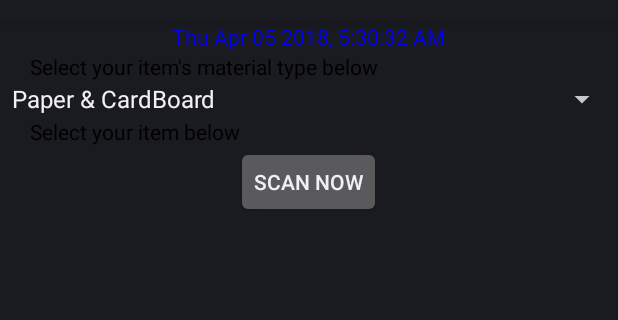
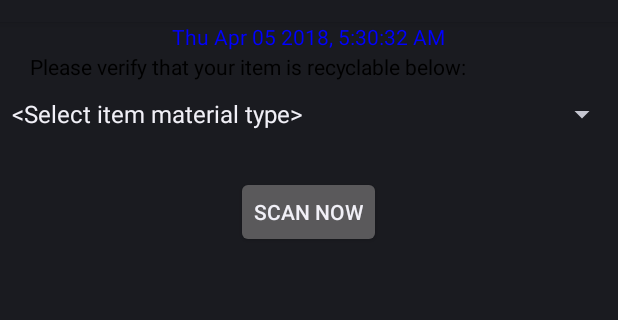
Before and after one commit to jensiegel3/TermProject, an Android app: the Materials screen opened directly, with no data from a screen before it, on a phone screen of 412 x 824 dp, the part 62-382 px from its top. Run offline under Robolectric (Android 15) with nearby library versions, the phone set to English and light mode, and no system bars.

Commit message:
Further Materials page updates

```diff
--- a/app/src/main/java/com/example/jennifersiegel/termproject/Materials.java
+++ b/app/src/main/java/com/example/jennifersiegel/termproject/Materials.java
@@ -4,54 +4,59 @@ import android.app.Activity;
 import android.os.Bundle;
 import android.view.Menu;
 import android.view.MenuItem;
+import android.view.View;
+import android.widget.AdapterView;
 import android.widget.ArrayAdapter;
 import android.widget.Spinner;
 import android.widget.TextView;
 
-public class Materials extends Activity {
+public class Materials extends Activity implements AdapterView.OnItemSelectedListener {
     private Spinner materialTypeSpinner;
     private TextView materialTextView;
 
     private final String[] recyclableCategories = {
+            "<Select item material type>",
             "Paper & CardBoard",
             "Plastic",
             "Metal",
             "Glass"
     };
+    private final String itemListPrompt = "Recyclable items in this category are:\n\n";
+
     private final String paperItems =
-            "White & Colored Paper\n" +
-            "Shredded Paper\n" +
-            "Paper Plates & Bowls (clean)\n" +
-            "Wrapping Paper\n" +
-            "Newspaper\n" +
-            "Magazines & Catalogs\n" +
-            "Mail & Cards\n" +
-            "Folders\n" +
-            "Coffee Cups\n" +
-            "Cardboard Boxes\n" +
-            "Pizza Boxes (without grease stains)\n" +
-            "Milk/Cereal Containers\n" +
-            "Other Unstained Paper";
+            "- White & Colored Paper\n" +
+            "- Shredded Paper\n" +
+            "- Paper Plates & Bowls (clean)\n" +
+            "- Wrapping Paper\n" +
+            "- Newspaper\n" +
+            "- Magazines & Catalogs\n" +
+            "- Mail & Cards\n" +
+            "- Folders\n" +
+            "- Coffee Cups\n" +
+            "- Cardboard Boxes\n" +
+            "- Pizza Boxes (without grease stains)\n" +
+            "- Milk/Cereal Containers\n" +
+            "- Other Unstained Paper";
 
     private final String plasticItems =
-            "Plastic items (# 1-7)\n" +
-            "Coffee Lids\n" +
-            "Plastic Utensils\n" +
-            "Plastic Containers\n" +
-            "LaCava Clamshells\n" +
-            "Rigid Plastics";
+            "- Plastic items (# 1-7)\n" +
+            "- Coffee Lids\n" +
+            "- Plastic Utensils\n" +
+            "- Plastic Containers\n" +
+            "- LaCava Clamshells\n" +
+            "- Rigid Plastics";
 
 
     private final String metalItems =
-            "Aluminum\n" +
-            "Cans\n" +
-            "Tin\n" +
-            "Foil";
+            "- Aluminum\n" +
+            "- Cans\n" +
+            "- Tin\n" +
+            "- Foil";
 
     private final String glassItems =
-            "Beverage Bottles\n" +
-            "Food Jars\n" +
-            "Other glass containers";
+            "- Beverage Bottles\n" +
+            "- Food Jars\n" +
+            "- Other glass containers";
 
     @Override
     protected void onCreate(Bundle savedInstanceState) {
@@ -59,6 +64,7 @@ public class Materials extends Activity {
         setContentView(R.layout.activity_materials);
 
         materialTypeSpinner = (Spinner) findViewById(R.id.materialtypespinner);
+        materialTypeSpinner.setOnItemSelectedListener(this);   //set item click listener
         materialTextView = (TextView) findViewById(R.id.materialtextview);
 
         // Create an ArrayAdapter for material type spinner and connect it to the spinner
@@ -69,6 +75,29 @@ public class Materials extends Activity {
         recyclableCategoriesAdapter.setDropDownViewResource(
                 android.R.layout.simple_spinner_dropdown_item);
         materialTypeSpinner.setAdapter(recyclableCategoriesAdapter);
+    }
+
+    // listener methods for spinner selection callbacks
+    public void onItemSelected(AdapterView<?> parent, View v, int position,
+                               long id) {
+        switch (position) {
+            case 1:
+                materialTextView.setText(itemListPrompt + paperItems);
+                break;
+            case 2:
+                materialTextView.setText(itemListPrompt + plasticItems);
+                break;
+            case 3:
+                materialTextView.setText(itemListPrompt + metalItems);
+                break;
+            case 4:
+                materialTextView.setText(itemListPrompt + glassItems);
+                break;
+        }
+
+    }
+    public void onNothingSelected(AdapterView<?> parent) {
+        materialTextView.setText("");
     }
 
     // create back options menu
--- a/app/src/main/res/layout/activity_materials.xml
+++ b/app/src/main/res/layout/activity_materials.xml
@@ -18,12 +18,13 @@
         android:gravity="left"
         android:textColor="#000000"
         android:layout_marginLeft="20dip"
-        android:text="Select your item's material type below"/>
+        android:text="Please verify that your item is recyclable below:"/>
 
     <Spinner
         android:id="@+id/materialtypespinner"
         android:layout_width="match_parent"
-        android:layout_height="wrap_content"/>
+        android:layout_height="wrap_content"
+        android:layout_marginTop="10dip"/>
 
     <TextView
         android:id="@+id/materialtextview"
@@ -31,8 +32,8 @@
         android:layout_height="wrap_content"
         android:gravity="left"
         android:textColor="#000000"
-        android:layout_marginLeft="20dip"
-        android:text="Select your item below"/>
+        android:layout_marginTop="10dip"
+        android:layout_marginLeft="20dip"/>
 
     <Button
         android:id="@+id/materials"
```
